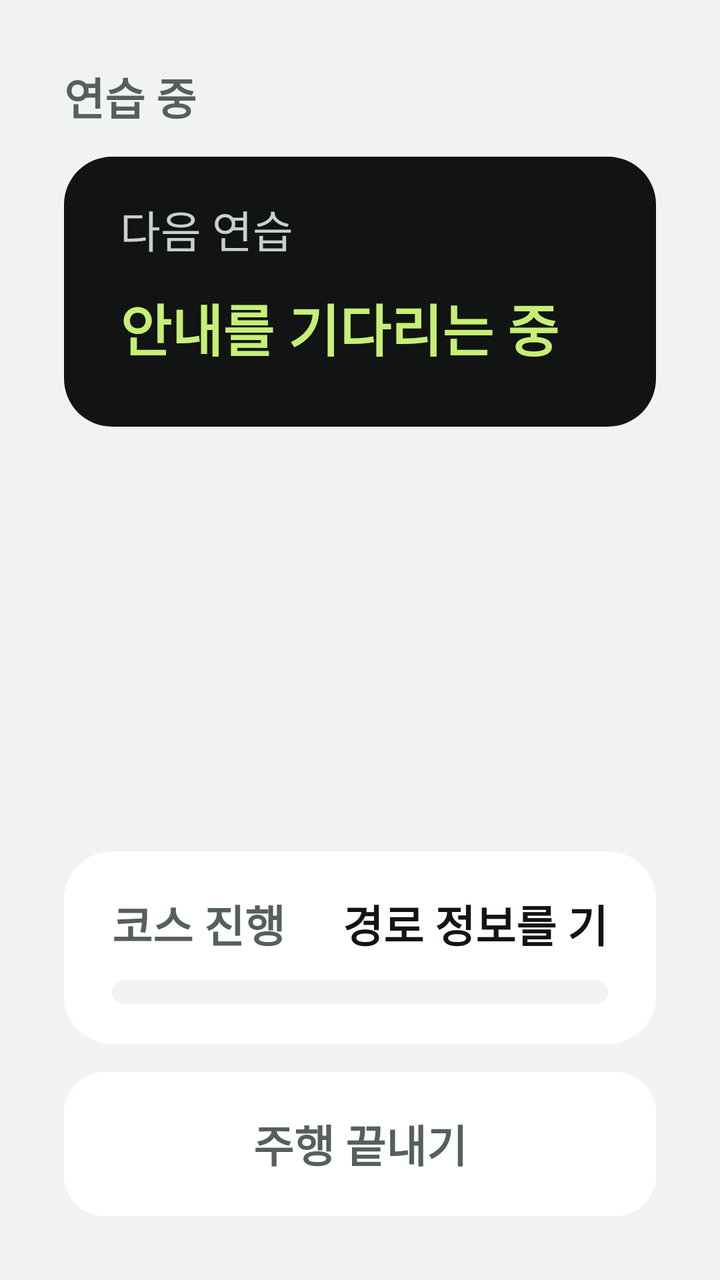
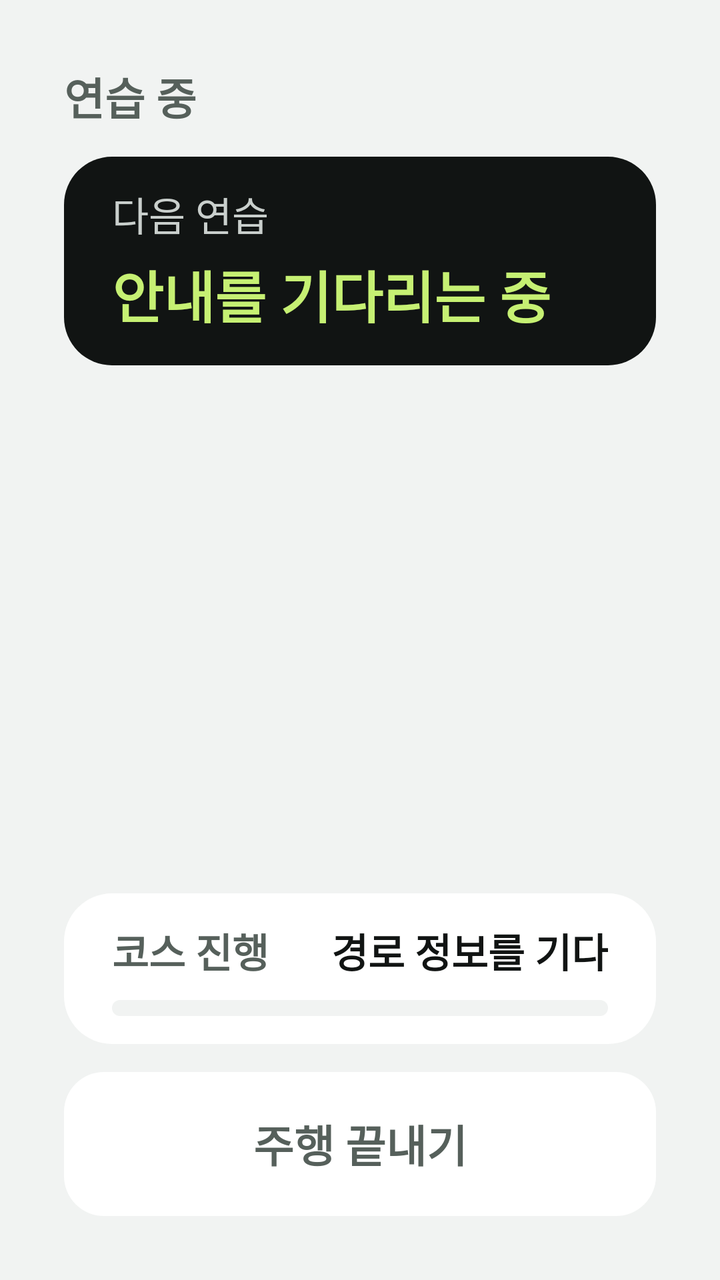

Screens rendered from an Android XML layout before and after an edit, with the pre-edit source and the edit as a unified diff.
<!-- AndroidManifest.xml: application theme Theme.Jeonunbochocar -->
<!-- res/layout/screen_drive.xml -->
<?xml version="1.0" encoding="utf-8"?>
<LinearLayout xmlns:android="http://schemas.android.com/apk/res/android"
    xmlns:app="http://schemas.android.com/apk/res-auto"
    android:layout_width="match_parent"
    android:layout_height="match_parent"
    android:orientation="vertical"
    android:padding="32dp">

    <TextView
        android:id="@+id/driveCourse"
        style="@style/Jb.Label"
        android:maxLines="1"
        android:ellipsize="end"
        android:text="연습 중" />

    <ScrollView
        android:layout_width="match_parent"
        android:layout_height="0dp"
        android:layout_marginTop="14dp"
        android:layout_weight="1">

        <LinearLayout
            android:layout_width="match_parent"
            android:layout_height="wrap_content"
            android:orientation="vertical">

            
            <LinearLayout
                android:id="@+id/nowCard"
                android:layout_width="match_parent"
                android:layout_height="wrap_content"
                android:layout_marginBottom="14dp"
                android:background="@drawable/bg_block"
                android:backgroundTint="@color/jb_sky"
                android:orientation="vertical"
                android:paddingHorizontal="28dp"
                android:paddingVertical="20dp"
                android:visibility="gone">

                <TextView
                    style="@style/Jb.OnBlock"
                    android:text="지금 할 일" />

                <LinearLayout
                    android:layout_width="wrap_content"
                    android:layout_height="wrap_content"
                    android:gravity="center_vertical"
                    android:orientation="horizontal">

                    <ImageView
                        android:id="@+id/nowIcon"
                        android:layout_width="72dp"
                        android:layout_height="72dp"
                        android:layout_marginEnd="12dp"
                        android:importantForAccessibility="no"
                        app:tint="@color/jb_on_block" />

                    <TextView
                        android:id="@+id/nowDistance"
                        style="@style/Jb.OnBlock"
                        android:includeFontPadding="false"
                        android:letterSpacing="-0.05"
                        android:textSize="80sp" />

                    <TextView
                        android:id="@+id/nowUnit"
                        style="@style/Jb.OnBlock"
                        android:layout_gravity="bottom"
                        android:layout_marginStart="6dp"
                        android:textSize="34sp" />
                </LinearLayout>

                
                <LinearLayout
                    android:layout_width="match_parent"
                    android:layout_height="wrap_content"
                    android:orientation="horizontal">

                    <TextView
                        android:id="@+id/nowTurn"
                        style="@style/Jb.OnBlock"
                        android:textSize="40sp" />

                    <TextView
                        android:id="@+id/nowSign"
                        style="@style/Jb.OnBlock"
                        android:layout_width="0dp"
                        android:layout_marginStart="16dp"
                        android:layout_weight="1"
                        android:ellipsize="end"
                        android:maxLines="2"
                        android:textColor="@color/jb_on_block_secondary"
                        android:visibility="gone" />
                </LinearLayout>

                <TextView
                    android:id="@+id/nowAdvice"
                    style="@style/Jb.OnBlock"
                    android:layout_width="match_parent"
                    android:layout_marginTop="10dp"
                    android:background="@drawable/bg_tag"
                    android:gravity="center_vertical"
                    android:minHeight="60dp"
                    android:paddingHorizontal="20dp"
                    android:paddingVertical="10dp"
                    android:textSize="24sp" />

                
                <LinearLayout
                    android:id="@+id/followCard"
                    android:layout_width="match_parent"
                    android:layout_height="wrap_content"
                    android:layout_marginTop="10dp"
                    android:background="@drawable/bg_tag"
                    android:backgroundTint="@color/jb_on_block"
                    android:orientation="vertical"
                    android:paddingHorizontal="20dp"
                    android:paddingVertical="12dp"
                    android:visibility="gone">

                    <LinearLayout
                        android:layout_width="wrap_content"
                        android:layout_height="wrap_content"
                        android:gravity="center_vertical"
                        android:orientation="horizontal">

                        <TextView
                            android:layout_width="wrap_content"
                            android:layout_height="wrap_content"
                            android:text="바로 이어서 · "
                            android:textColor="@color/jb_lime"
                            android:textSize="22sp"
                            android:textStyle="bold" />

                        <ImageView
                            android:id="@+id/followIcon"
                            android:layout_width="30dp"
                            android:layout_height="30dp"
                            android:layout_marginEnd="6dp"
                            android:importantForAccessibility="no"
                            app:tint="@color/white" />

                        <TextView
                            android:id="@+id/followTurn"
                            android:layout_width="wrap_content"
                            android:layout_height="wrap_content"
                            android:textColor="@color/white"
                            android:textSize="24sp"
                            android:textStyle="bold" />
                    </LinearLayout>

                    <TextView
                        android:id="@+id/followAdvice"
                        android:layout_width="wrap_content"
                        android:layout_height="wrap_content"
                        android:textColor="@color/white"
                        android:textSize="22sp" />
                </LinearLayout>
            </LinearLayout>

            
            <LinearLayout
                android:id="@+id/practiceFar"
                android:layout_width="match_parent"
                android:layout_height="wrap_content"
                android:background="@drawable/bg_block"
                android:backgroundTint="@color/jb_ink"
                android:orientation="vertical"
                android:paddingHorizontal="28dp"
                android:paddingVertical="20dp">

                <TextView
                    android:layout_width="wrap_content"
                    android:layout_height="wrap_content"
                    android:text="다음 연습"
                    android:textColor="@color/jb_on_ink_secondary"
                    android:textSize="22sp" />

                <LinearLayout
                    android:layout_width="match_parent"
                    android:layout_height="wrap_content"
                    android:layout_marginTop="4dp"
                    android:gravity="center_vertical"
                    android:orientation="horizontal">

                    <ImageView
                        android:id="@+id/farIcon"
                        android:layout_width="40dp"
                        android:layout_height="40dp"
                        android:layout_marginEnd="10dp"
                        android:importantForAccessibility="no"
                        android:visibility="gone"
                        app:tint="@color/jb_lime" />

                    <TextView
                        android:id="@+id/farTitle"
                        android:layout_width="0dp"
                        android:layout_height="wrap_content"
                        android:layout_weight="1"
                        android:text="안내를 기다리는 중"
                        android:textColor="@color/jb_lime"
                        android:textSize="28sp"
                        android:textStyle="bold" />

                    <TextView
                        android:id="@+id/farDistance"
                        android:layout_width="wrap_content"
                        android:layout_height="wrap_content"
                        android:layout_marginStart="16dp"
                        android:textColor="@color/jb_on_ink"
                        android:textSize="44sp"
                        android:textStyle="bold" />
                </LinearLayout>
            </LinearLayout>

            
            <LinearLayout
                android:id="@+id/practiceCard"
                android:layout_width="match_parent"
                android:layout_height="wrap_content"
                android:background="@drawable/bg_block"
                android:backgroundTint="@color/jb_lime"
                android:orientation="vertical"
                android:padding="28dp"
                android:visibility="gone">

                <TextView
                    style="@style/Jb.OnBlock"
                    android:text="지금 할 일 · 연습 상황" />

                <LinearLayout
                    android:layout_width="wrap_content"
                    android:layout_height="wrap_content"
                    android:gravity="center_vertical"
                    android:orientation="horizontal">

                    <ImageView
                        android:id="@+id/nextIcon"
                        android:layout_width="80dp"
                        android:layout_height="80dp"
                        android:layout_marginEnd="16dp"
                        android:importantForAccessibility="no"
                        app:tint="@color/jb_on_block" />

                    <TextView
                        android:id="@+id/nextDistance"
                        style="@style/Jb.OnBlock"
                        android:includeFontPadding="false"
                        android:letterSpacing="-0.06"
                        android:textSize="128sp" />

                    <TextView
                        android:id="@+id/nextUnit"
                        style="@style/Jb.OnBlock"
                        android:layout_gravity="bottom"
                        android:layout_marginStart="8dp"
                        android:textSize="48sp" />
                </LinearLayout>

                <TextView
                    android:id="@+id/nextPoint"
                    style="@style/Jb.OnBlock"
                    android:textSize="56sp" />

                <TextView
                    android:id="@+id/nextSign"
                    style="@style/Jb.OnBlock"
                    android:textColor="@color/jb_on_block_secondary"
                    android:visibility="gone" />

                
                <LinearLayout
                    android:id="@+id/stageSteps"
                    android:layout_width="match_parent"
                    android:layout_height="12dp"
                    android:layout_marginTop="14dp"
                    android:orientation="horizontal" />

                <TextView
                    android:id="@+id/stageLabel"
                    style="@style/Jb.OnBlock"
                    android:layout_marginTop="8dp" />

                <TextView
                    android:id="@+id/stageText"
                    style="@style/Jb.OnBlock"
                    android:layout_width="match_parent"
                    android:layout_marginTop="4dp"
                    android:background="@drawable/bg_block"
                    android:backgroundTint="@color/jb_surface"
                    android:minHeight="74dp"
                    android:gravity="center_vertical"
                    android:paddingHorizontal="20dp"
                    android:paddingVertical="12dp"
                    android:textColor="@color/jb_text"
                    android:textSize="28sp" />
            </LinearLayout>
        </LinearLayout>
    </ScrollView>

    
    <LinearLayout
        android:layout_width="match_parent"
        android:layout_height="wrap_content"
        android:layout_marginTop="14dp"
        android:background="@drawable/bg_block"
        android:backgroundTint="@color/jb_surface"
        android:orientation="vertical"
        android:paddingHorizontal="24dp"
        android:paddingVertical="20dp">

        <LinearLayout
            android:layout_width="match_parent"
            android:layout_height="wrap_content"
            android:orientation="horizontal">

            <TextView
                style="@style/Jb.Label"
                android:text="코스 진행" />

            <TextView
                android:id="@+id/progressText"
                android:layout_width="0dp"
                android:layout_height="wrap_content"
                android:layout_marginStart="16dp"
                android:layout_weight="1"
                android:gravity="end"
                android:maxLines="1"
                android:text="경로 정보를 기다리는 중"
                android:textSize="22sp"
                android:textStyle="bold" />
        </LinearLayout>

        <com.google.android.material.progressindicator.LinearProgressIndicator
            android:id="@+id/courseProgress"
            android:layout_width="match_parent"
            android:layout_height="wrap_content"
            android:layout_marginTop="12dp"
            android:max="100"
            app:indicatorColor="@color/jb_primary"
            app:trackColor="@color/jb_background"
            app:trackCornerRadius="6dp"
            app:trackThickness="12dp" />
    </LinearLayout>

    <Button
        android:id="@+id/btnArrive"
        android:layout_width="match_parent"
        android:layout_height="72dp"
        android:layout_marginTop="14dp"
        android:text="주행 끝내기"
        android:textColor="@color/jb_text_secondary" />
</LinearLayout>
<!-- resources referenced by this layout -->
<resources>
  <color name="jb_background">#F1F3F2</color>
  <color name="jb_ink">#111413</color>
  <color name="jb_lime">#C6F073</color>
  <color name="jb_on_block">#111413</color>
  <color name="jb_on_block_secondary">#2A302C</color>
  <color name="jb_on_ink">#F1F3F2</color>
  <color name="jb_on_ink_secondary">#C9CFCC</color>
  <color name="jb_primary">#111413</color>
  <color name="jb_sky">#A2E6FF</color>
  <color name="jb_surface">#FFFFFF</color>
  <color name="jb_text">#111413</color>
  <color name="jb_text_secondary">#56605B</color>
  <color name="white">#FFFFFFFF</color>
  <!-- drawable bg_block (drawable) -->
  <?xml version="1.0" encoding="utf-8"?>
  <shape xmlns:android="http://schemas.android.com/apk/res/android">
      <solid android:color="@color/white" />
      <corners android:radius="24dp" />
  </shape>
  <!-- drawable bg_tag (drawable) -->
  <?xml version="1.0" encoding="utf-8"?>
  <shape xmlns:android="http://schemas.android.com/apk/res/android">
      <solid android:color="@color/white" />
      <corners android:radius="14dp" />
  </shape>
  <style name="Jb.Label" parent="">
          <item name="android:layout_width">wrap_content</item>
          <item name="android:layout_height">wrap_content</item>
          <item name="android:textColor">@color/jb_text_secondary</item>
          <item name="android:textSize">22sp</item>
          <item name="android:textStyle">bold</item>
      </style>
  <style name="Jb.OnBlock" parent="">
          <item name="android:layout_width">wrap_content</item>
          <item name="android:layout_height">wrap_content</item>
          <item name="android:textColor">@color/jb_on_block</item>
          <item name="android:textSize">22sp</item>
          <item name="android:textStyle">bold</item>
      </style>
  <style name="Theme.Jeonunbochocar" parent="Theme.MaterialComponents.DayNight.NoActionBar">
          <item name="colorPrimary">@color/jb_primary</item>
          <item name="colorPrimaryVariant">@color/jb_primary</item>
          <item name="colorOnPrimary">@color/jb_on_primary</item>
          <item name="colorSecondary">@color/jb_primary</item>
          <item name="colorOnSecondary">@color/jb_on_primary</item>
          <item name="android:textColorPrimary">@color/jb_text</item>
          <item name="android:textColorSecondary">@color/jb_text_secondary</item>
          <item name="android:windowBackground">@color/jb_background</item>
          <item name="android:statusBarColor">@color/jb_background</item>
          <item name="android:windowLightStatusBar">@bool/jb_light_bars</item>
          <item name="android:textViewStyle">@style/Jb.Text</item>
          <item name="materialButtonStyle">@style/Jb.Button</item>
      </style>
  <color name="jb_on_primary">#F1F3F2</color>
  <style name="Jb.Text" parent="Widget.AppCompat.TextView">
          <item name="android:textColor">@color/jb_text</item>
      </style>
  <style name="Jb.Button" parent="Widget.MaterialComponents.Button.UnelevatedButton">
          <item name="backgroundTint">@color/jb_surface</item>
          <item name="android:textColor">@color/jb_text</item>
          <item name="android:textSize">22sp</item>
          <item name="android:textStyle">bold</item>
          <item name="android:textAllCaps">false</item>
          <item name="android:letterSpacing">0</item>
          <item name="cornerRadius">20dp</item>
          <item name="android:insetTop">0dp</item>
          <item name="android:insetBottom">0dp</item>
      </style>
</resources>

<!-- the commit's change to res/layout/screen_drive.xml (unified diff, before → after) -->
@@ -29,12 +29,12 @@
                 android:id="@+id/nowCard"
                 android:layout_width="match_parent"
                 android:layout_height="wrap_content"
-                android:layout_marginBottom="14dp"
+                android:layout_marginBottom="10dp"
                 android:background="@drawable/bg_block"
                 android:backgroundTint="@color/jb_sky"
                 android:orientation="vertical"
                 android:paddingHorizontal="28dp"
-                android:paddingVertical="20dp"
+                android:paddingVertical="16dp"
                 android:visibility="gone">
 
                 <TextView
@@ -115,37 +115,39 @@
                     android:backgroundTint="@color/jb_on_block"
                     android:orientation="vertical"
                     android:paddingHorizontal="20dp"
-                    android:paddingVertical="12dp"
+                    android:paddingVertical="16dp"
                     android:visibility="gone">
 
+                    <TextView
+                        android:layout_width="wrap_content"
+                        android:layout_height="wrap_content"
+                        android:text="바로 이어서"
+                        android:textColor="@color/jb_lime"
+                        android:textSize="22sp"
+                        android:textStyle="bold" />
+
                     <LinearLayout
-                        android:layout_width="wrap_content"
-                        android:layout_height="wrap_content"
+                        android:layout_width="match_parent"
+                        android:layout_height="wrap_content"
+                        android:layout_marginTop="4dp"
                         android:gravity="center_vertical"
                         android:orientation="horizontal">
 
-                        <TextView
-                            android:layout_width="wrap_content"
-                            android:layout_height="wrap_content"
-                            android:text="바로 이어서 · "
-                            android:textColor="@color/jb_lime"
-                            android:textSize="22sp"
-                            android:textStyle="bold" />
-
                         <ImageView
                             android:id="@+id/followIcon"
-                            android:layout_width="30dp"
-                            android:layout_height="30dp"
-                            android:layout_marginEnd="6dp"
+                            android:layout_width="44dp"
+                            android:layout_height="44dp"
+                            android:layout_marginEnd="10dp"
                             android:importantForAccessibility="no"
                             app:tint="@color/white" />
 
                         <TextView
                             android:id="@+id/followTurn"
-                            android:layout_width="wrap_content"
+                            android:layout_width="0dp"
                             android:layout_height="wrap_content"
+                            android:layout_weight="1"
                             android:textColor="@color/white"
-                            android:textSize="24sp"
+                            android:textSize="34sp"
                             android:textStyle="bold" />
                     </LinearLayout>
 
@@ -153,8 +155,10 @@
                         android:id="@+id/followAdvice"
                         android:layout_width="wrap_content"
                         android:layout_height="wrap_content"
+                        android:layout_marginTop="4dp"
                         android:textColor="@color/white"
-                        android:textSize="22sp" />
+                        android:textSize="28sp"
+                        android:textStyle="bold" />
                 </LinearLayout>
             </LinearLayout>
 
@@ -166,15 +170,15 @@
                 android:background="@drawable/bg_block"
                 android:backgroundTint="@color/jb_ink"
                 android:orientation="vertical"
-                android:paddingHorizontal="28dp"
-                android:paddingVertical="20dp">
+                android:paddingHorizontal="24dp"
+                android:paddingVertical="14dp">
 
                 <TextView
                     android:layout_width="wrap_content"
                     android:layout_height="wrap_content"
                     android:text="다음 연습"
                     android:textColor="@color/jb_on_ink_secondary"
-                    android:textSize="22sp" />
+                    android:textSize="20sp" />
 
                 <LinearLayout
                     android:layout_width="match_parent"
@@ -185,8 +189,8 @@
 
                     <ImageView
                         android:id="@+id/farIcon"
-                        android:layout_width="40dp"
-                        android:layout_height="40dp"
+                        android:layout_width="32dp"
+                        android:layout_height="32dp"
                         android:layout_marginEnd="10dp"
                         android:importantForAccessibility="no"
                         android:visibility="gone"
@@ -208,7 +212,7 @@
                         android:layout_height="wrap_content"
                         android:layout_marginStart="16dp"
                         android:textColor="@color/jb_on_ink"
-                        android:textSize="44sp"
+                        android:textSize="32sp"
                         android:textStyle="bold" />
                 </LinearLayout>
             </LinearLayout>
@@ -307,7 +311,7 @@
         android:backgroundTint="@color/jb_surface"
         android:orientation="vertical"
         android:paddingHorizontal="24dp"
-        android:paddingVertical="20dp">
+        android:paddingVertical="14dp">
 
         <LinearLayout
             android:layout_width="match_parent"
@@ -316,7 +320,8 @@
 
             <TextView
                 style="@style/Jb.Label"
-                android:text="코스 진행" />
+                android:text="코스 진행"
+                android:textSize="20sp" />
 
             <TextView
                 android:id="@+id/progressText"
@@ -327,7 +332,7 @@
                 android:gravity="end"
                 android:maxLines="1"
                 android:text="경로 정보를 기다리는 중"
-                android:textSize="22sp"
+                android:textSize="20sp"
                 android:textStyle="bold" />
         </LinearLayout>
 
@@ -335,12 +340,12 @@
             android:id="@+id/courseProgress"
             android:layout_width="match_parent"
             android:layout_height="wrap_content"
-            android:layout_marginTop="12dp"
+            android:layout_marginTop="10dp"
             android:max="100"
             app:indicatorColor="@color/jb_primary"
             app:trackColor="@color/jb_background"
-            app:trackCornerRadius="6dp"
-            app:trackThickness="12dp" />
+            app:trackCornerRadius="4dp"
+            app:trackThickness="8dp" />
     </LinearLayout>
 
     <Button
